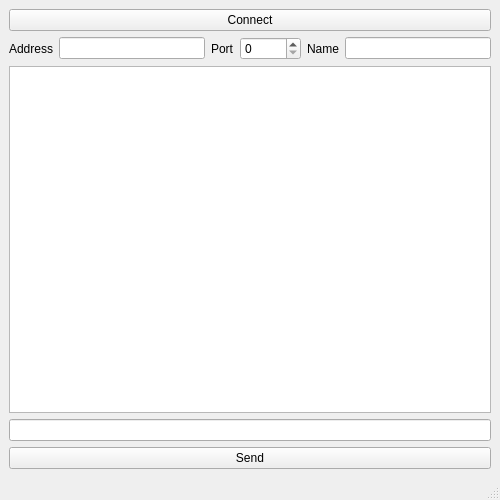
The window that Client/mainwindow.ui (DurininKirous/ChatCpp) describes before a commit, drawn with Qt 5.
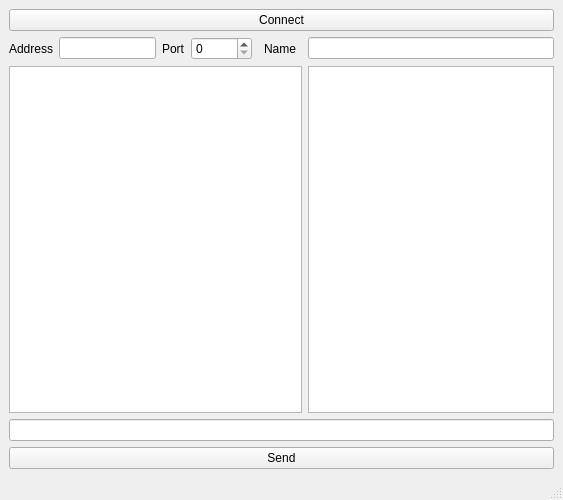
The same window after the commit.

Patch:
```diff
--- a/Client/mainwindow.ui
+++ b/Client/mainwindow.ui
@@ -6,7 +6,7 @@
    <rect>
     <x>0</x>
     <y>0</y>
-    <width>500</width>
+    <width>563</width>
     <height>500</height>
    </rect>
   </property>
@@ -15,22 +15,8 @@
   </property>
   <widget class="QWidget" name="centralwidget">
    <layout class="QGridLayout" name="gridLayout">
-    <item row="1" column="1">
-     <widget class="QLineEdit" name="lineEdit_2"/>
-    </item>
-    <item row="1" column="3">
-     <widget class="QSpinBox" name="spinBox">
-      <property name="maximum">
-       <number>65535</number>
-      </property>
-     </widget>
-    </item>
-    <item row="1" column="4">
-     <widget class="QLabel" name="label_3">
-      <property name="text">
-       <string>Name</string>
-      </property>
-     </widget>
+    <item row="4" column="0" colspan="8">
+     <widget class="QLineEdit" name="lineEdit"/>
     </item>
     <item row="1" column="2">
      <widget class="QLabel" name="label_2">
@@ -39,6 +25,13 @@
       </property>
      </widget>
     </item>
+    <item row="5" column="0" colspan="8">
+     <widget class="QPushButton" name="pushButton">
+      <property name="text">
+       <string>Send</string>
+      </property>
+     </widget>
+    </item>
     <item row="1" column="0">
      <widget class="QLabel" name="label">
       <property name="text">
@@ -46,29 +39,50 @@
       </property>
      </widget>
     </item>
-    <item row="1" column="5">
-     <widget class="QLineEdit" name="lineEdit_3"/>
+    <item row="2" column="7">
+     <widget class="QListWidget" name="listWidget">
+      <property name="enabled">
+       <bool>true</bool>
+      </property>
+     </widget>
     </item>
-    <item row="0" column="0" colspan="6">
+    <item row="1" column="3">
+     <widget class="QSpinBox" name="spinBox">
+      <property name="maximum">
+       <number>65535</number>
+      </property>
+     </widget>
+    </item>
+    <item row="0" column="0" colspan="8">
      <widget class="QPushButton" name="pushButton_2">
       <property name="text">
        <string>Connect</string>
       </property>
      </widget>
     </item>
-    <item row="2" column="0" colspan="6">
-     <widget class="QTextBrowser" name="textBrowser"/>
+    <item row="2" column="0" colspan="7">
+     <widget class="QTextBrowser" name="textBrowser">
+      <property name="minimumSize">
+       <size>
+        <width>0</width>
+        <height>0</height>
+       </size>
+      </property>
+     </widget>
     </item>
-    <item row="3" column="0" colspan="6">
-     <widget class="QLineEdit" name="lineEdit"/>
+    <item row="1" column="1">
+     <widget class="QLineEdit" name="lineEdit_2"/>
     </item>
-    <item row="4" column="0" colspan="6">
-     <widget class="QPushButton" name="pushButton">
+    <item row="1" column="5">
+     <widget class="QLabel" name="label_3">
       <property name="text">
-       <string>Send</string>
+       <string>Name</string>
       </property>
      </widget>
     </item>
+    <item row="1" column="7">
+     <widget class="QLineEdit" name="lineEdit_3"/>
+    </item>
    </layout>
   </widget>
   <widget class="QMenuBar" name="menubar">
```
Left out of the diff: 2 changed lines with no effect on the pictures.
